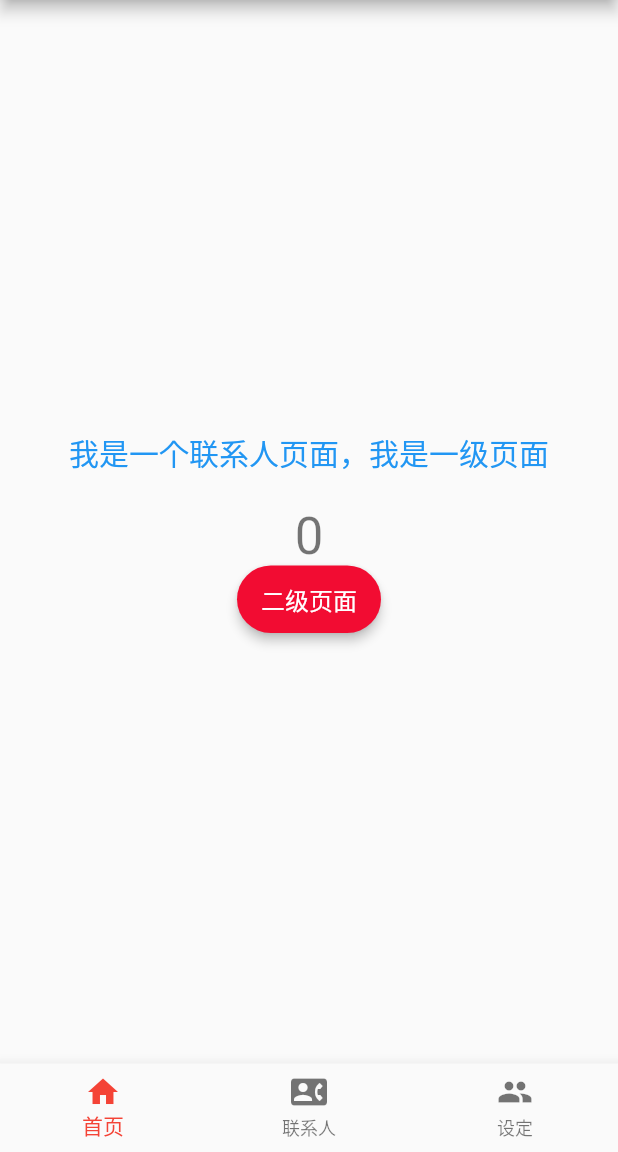
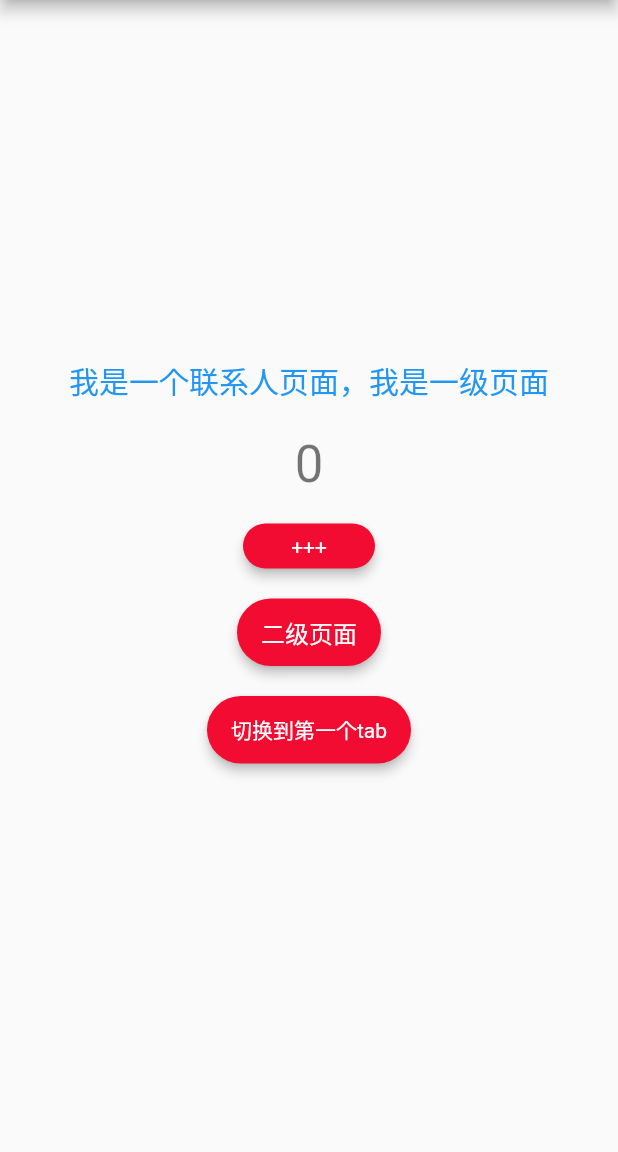
Before and after one commit to bd-jhunter/flutter_native, a Flutter app: the screen it shows after launch, swiped to page 2, on a phone screen of 412 x 824 dp, the part 84-1236 px from its top. Run offline on Flutter 3.47's test engine with Material 2 defaults, Android fonts, the phone set to English and light mode, and no system bars.

Commit message:
隐藏tabbar，用代码实现切换

```diff
--- a/lib/root_tab_page.dart
+++ b/lib/root_tab_page.dart
@@ -34,7 +34,7 @@ class RootTabBarPageState extends State<RootTabBarPage> {
       appBar: AppBar(
         title: Text('我是一个Flutter'),
       ),
-      bottomNavigationBar: BottomNavigationBar(
+      bottomNavigationBar: Offstage(child: BottomNavigationBar(
         fixedColor: Colors.red,
         //底部导航栏按钮选中时的颜色
         type: BottomNavigationBarType.fixed,
@@ -43,15 +43,17 @@ class RootTabBarPageState extends State<RootTabBarPage> {
         onTap: _onPageChanged,
         items: _pages.map((e) => BottomNavigationBarItem(icon: e.icon, title: Text(e.title))).toList(),
       ),
+        offstage: true,
+      ),
       body: _pageView(context),
     );
   }
 
   void openTab(int index) {
     _pageController.jumpToPage(index);
-    setState(() {
-      _currentIndex = index;
-    });
+    // setState(() {
+    //   _currentIndex = index;
+    // });
   }
 
   Widget _pageView(BuildContext context) {
--- a/lib/tabbar/contracts_page.dart
+++ b/lib/tabbar/contracts_page.dart
@@ -44,19 +44,27 @@ class _ContractsPageState extends State<ContractsPage> with AutomaticKeepAliveCl
                 '$_count',
                 style: Theme.of(context).textTheme.headline4,
               )),
-          // Container(
-          //   padding: EdgeInsets.only(top: 20, bottom: 20),
-          //   child: FloatingActionButton(
-          //     onPressed: _incrementCounter,
-          //     tooltip: 'Increment',
-          //     child: Icon(Icons.add),
-          //   ),
-          // ),
+          Container(
+            padding: EdgeInsets.only(top: 20, bottom: 20),
+            child: JHButtons.applyButton(
+              onPressed: _incrementCounter,
+              title: '+++',
+                height: 30,
+            ),
+          ),
           JHButtons.applyButton(
             title: '二级页面',
             height: 45,
             fontSize: 16,
             onPressed: () => _pressSomeButton(context),
+          ),
+          Container(
+            padding: EdgeInsets.only(top: 20, bottom: 20),
+            child: JHButtons.applyButton(
+              onPressed: _switchTab,
+              title: '切换到第一个tab',
+              height: 45,
+            ),
           ),
         ],
       ),
@@ -65,15 +73,17 @@ class _ContractsPageState extends State<ContractsPage> with AutomaticKeepAliveCl
 
   // Private methods
   void _pressSomeButton(BuildContext context) {
-    // GlobalKey rootKey = tabBarKey;
-    // RootTabBarPageState rootState = rootKey.currentState;
-    // rootState.openTab(0);
-    // return;
     Navigator.of(context).push(
         MaterialPageRoute(
             builder: (_) => SecondPage()
         )
     );
+  }
+
+  void _switchTab() {
+    GlobalKey rootKey = tabBarKey;
+    RootTabBarPageState rootState = rootKey.currentState;
+    rootState.openTab(0);
   }
 
   void _incrementCounter() {
```
Also changed, not shown: lib/first_page.dart (+5 -2 lines), lib/tabbar/home_page.dart (+14 -4 lines).
